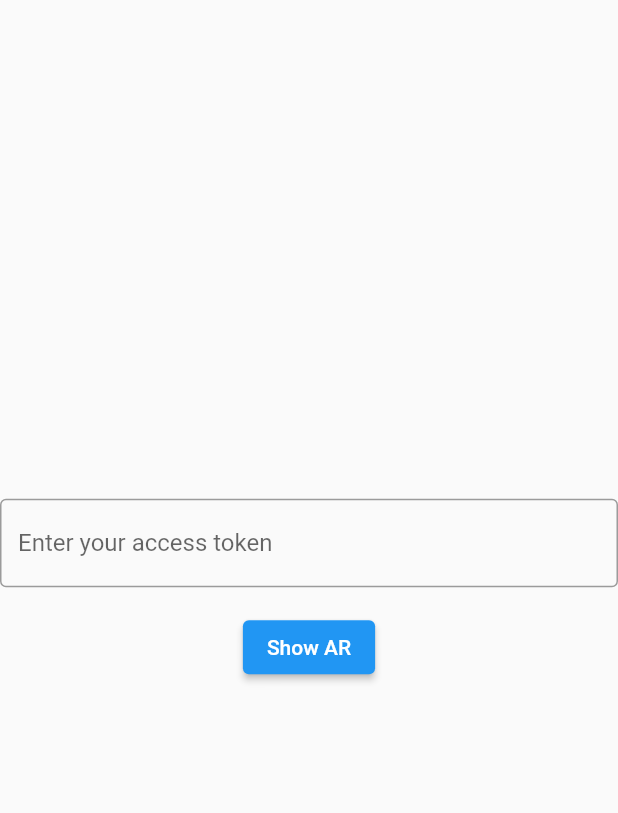
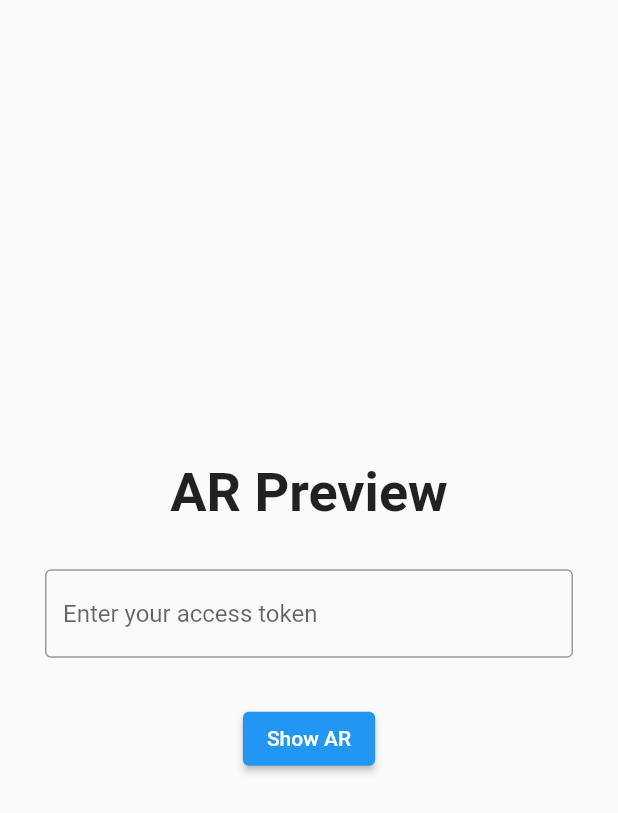
Before and after one commit to Graffity-Technologies/graffity-viewer, a Flutter app: the screen it shows after launch, on a phone screen of 412 x 824 dp. Shown: the top 813 px of the screen. Run offline on Flutter 3.47's test engine with Material 2 defaults, Android fonts, the phone set to English and light mode, and no system bars.

Commit message:
add padding

```diff
--- a/lib/main.dart
+++ b/lib/main.dart
@@ -14,8 +14,6 @@ class MainApp extends StatefulWidget {
 }
 
 class _MainAppState extends State<MainApp> {
-
-
   static const platformAR = MethodChannel('samples.flutter.dev/navigation');
 //AR
   final TextEditingController _textController = TextEditingController();
@@ -31,7 +29,6 @@ class _MainAppState extends State<MainApp> {
     await platformAR.invokeMethod('OpenAR', {'data': data});
   }
 
-
   @override
   Widget build(BuildContext context) {
     return MaterialApp(
@@ -40,14 +37,21 @@ class _MainAppState extends State<MainApp> {
           child: Column(
             mainAxisAlignment: MainAxisAlignment.center,
             children: [
-              TextField(
+              const SizedBox(height: 20),
+              const Text(
+                'AR Preview',
+                style: TextStyle(fontSize: 36.0, fontWeight: FontWeight.bold),
+              ),
+              Padding(
+                padding: const EdgeInsets.all(30.0),
+                child: TextField(
                   controller: _textController,
                   decoration: const InputDecoration(
                     border: OutlineInputBorder(),
                     hintText: 'Enter your access token',
                   ),
                 ),
-              const SizedBox(height: 16),
+              ),
               ElevatedButton(
                 onPressed: () {
                   setState(() {
@@ -58,7 +62,7 @@ class _MainAppState extends State<MainApp> {
                 child: const Text('Show AR'),
               ),
               const SizedBox(height: 20),
-              Text(_enteredText)
+              // Text(_enteredText)
             ],
           ),
         ),
```
Also changed, not shown: 1 other file. Lines whose indentation alone changed are shown as unchanged.
